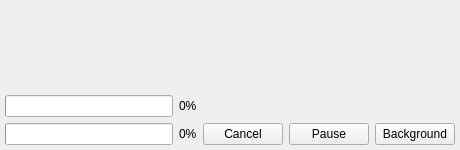
The window that fileoperationsui/cfileoperationdialog.ui (VioletGiraffe/file-operations) describes before a commit, drawn with Qt 5.
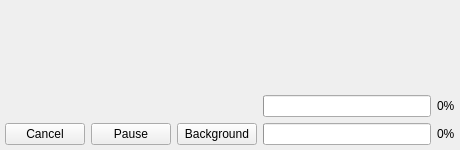
The same window after the commit. Custom widgets are drawn as their Qt base class.

Commit message: Progress dialog layout: each label sits beside its progress bar, the status line gets the full width, and finished jobs leave no blank rows

```diff
--- a/fileoperationsui/cfileoperationdialog.ui
+++ b/fileoperationsui/cfileoperationdialog.ui
@@ -43,11 +43,6 @@
     </widget>
    </item>
    <item>
-    <layout class="QHBoxLayout" name="statusRow" stretch="0,1">
-     <property name="spacing">
-      <number>10</number>
-     </property>
-     <item>
       <widget class="QLabel" name="_lblStatus">
        <property name="text">
         <string notr="true"/>
@@ -55,6 +50,8 @@
       </widget>
      </item>
      <item>
+    <layout class="QGridLayout" name="progressGrid">
+     <item row="0" column="0">
       <widget class="CLabelElided" name="_lblCurrentFile">
        <property name="sizePolicy">
         <sizepolicy hsizetype="Ignored" vsizetype="Preferred">
@@ -70,21 +67,17 @@
        </property>
       </widget>
      </item>
-    </layout>
-   </item>
-   <item>
-    <layout class="QGridLayout" name="gridLayout">
-     <item row="0" column="0">
-      <widget class="QProgressBar" name="_fileProgress">
-       <property name="value">
-        <number>0</number>
-       </property>
-       <property name="textVisible">
-        <bool>false</bool>
-       </property>
-      </widget>
-     </item>
      <item row="0" column="1">
+      <widget class="QProgressBar" name="_fileProgress">
+       <property name="value">
+        <number>0</number>
+       </property>
+       <property name="textVisible">
+        <bool>false</bool>
+       </property>
+      </widget>
+     </item>
+     <item row="0" column="2">
       <widget class="QLabel" name="_fileProgressText">
        <property name="text">
         <string notr="true">0%</string>
@@ -92,40 +85,44 @@
       </widget>
      </item>
      <item row="1" column="0">
-      <widget class="CProgressBarTaskbar" name="_overallProgress">
-       <property name="value">
-        <number>0</number>
-       </property>
-       <property name="textVisible">
-        <bool>false</bool>
-       </property>
-      </widget>
-     </item>
-     <item row="1" column="1">
-      <widget class="QLabel" name="_overallProgressText">
-       <property name="text">
-        <string notr="true">0%</string>
-       </property>
-      </widget>
-     </item>
-     <item row="1" column="2">
+      <layout class="QHBoxLayout" name="buttonsRow">
+       <item>
       <widget class="QPushButton" name="_btnCancel">
        <property name="text">
         <string>Cancel</string>
        </property>
       </widget>
      </item>
-     <item row="1" column="3">
+       <item>
       <widget class="QPushButton" name="_btnPause">
        <property name="text">
         <string>Pause</string>
        </property>
       </widget>
      </item>
-     <item row="1" column="4">
+       <item>
       <widget class="QPushButton" name="_btnBackground">
        <property name="text">
         <string>Background</string>
+         </property>
+        </widget>
+       </item>
+      </layout>
+     </item>
+     <item row="1" column="1">
+      <widget class="CProgressBarTaskbar" name="_overallProgress">
+       <property name="value">
+        <number>0</number>
+       </property>
+       <property name="textVisible">
+        <bool>false</bool>
+       </property>
+      </widget>
+     </item>
+     <item row="1" column="2">
+      <widget class="QLabel" name="_overallProgressText">
+       <property name="text">
+        <string notr="true">0%</string>
        </property>
       </widget>
      </item>
```
Lines whose indentation alone changed are shown as unchanged. The commit also changes 1 other file.
